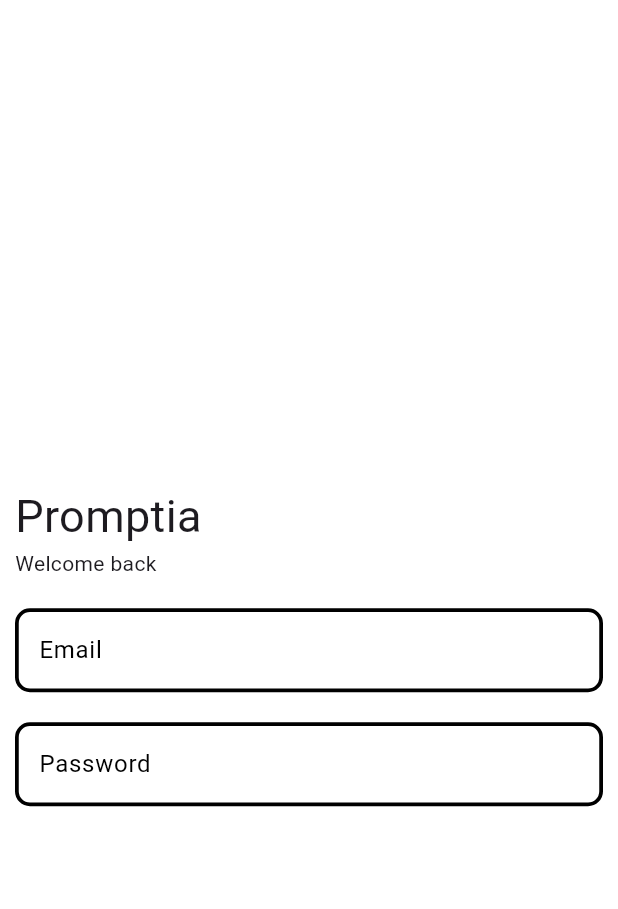
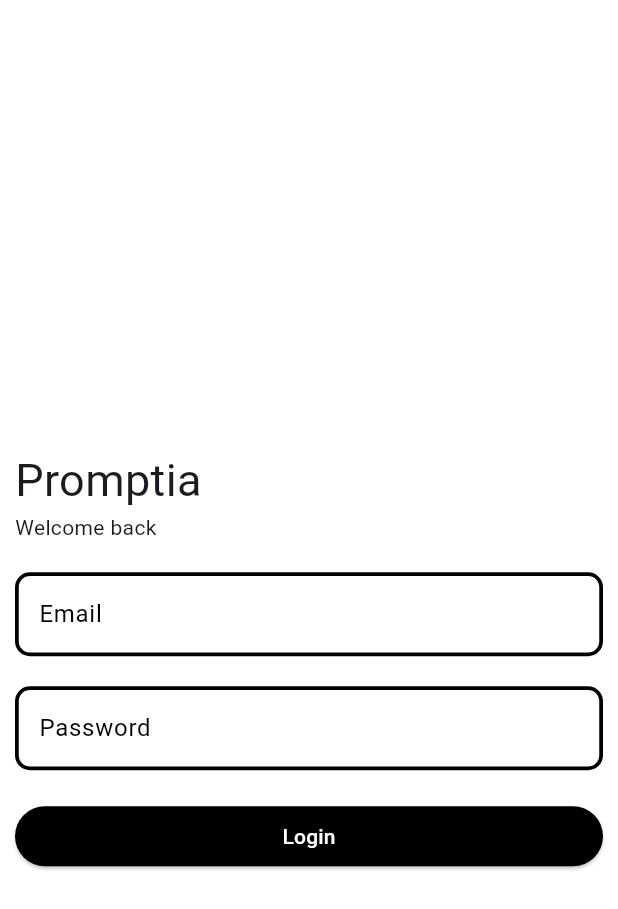
Before and after one commit to PGPrince/promptia, a Flutter app: the screen it shows after launch, on a phone screen of 412 x 824 dp. Shown: the top 909 px of the screen. Run offline on Flutter 3.47's test engine with Material 3 defaults, Android fonts, the phone set to English and light mode, and no system bars; our stand-ins replace google_fonts.

Commit message:
create an login button

```diff
--- a/lib/features/auth/screen/login.dart
+++ b/lib/features/auth/screen/login.dart
@@ -31,6 +31,21 @@ class _LgoinState extends State<Lgoin> {
               SizedBox(height: 20),
               AuthInput(label: 'Password', hintText: 'Enter your password'),
               SizedBox(height: 20),
+              ElevatedButton(
+                onPressed: () {},
+                child: Text('Login'),
+                style: ButtonStyle(
+                  backgroundColor: MaterialStateProperty.all<Color>(
+                    Colors.black,
+                  ),
+                  foregroundColor: MaterialStateProperty.all<Color>(
+                    Colors.white,
+                  ),
+                  minimumSize: MaterialStateProperty.all<Size>(
+                    const Size.fromHeight(40.0),
+                  ),
+                ),
+              ),
             ],
           ),
         ),
```
